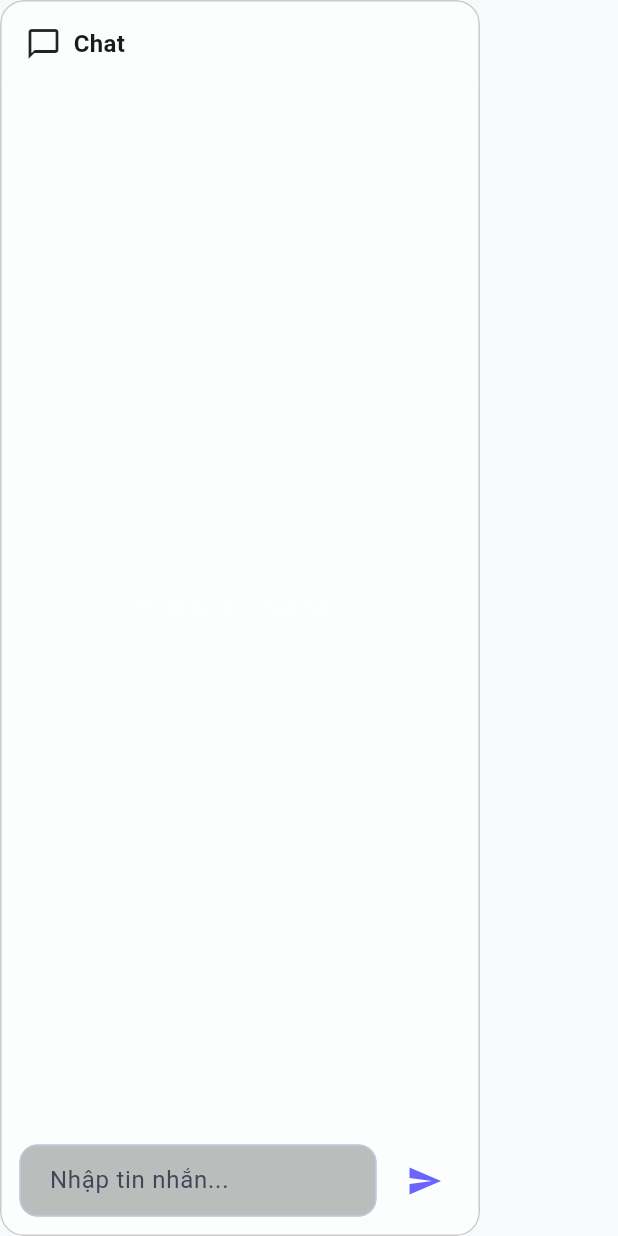
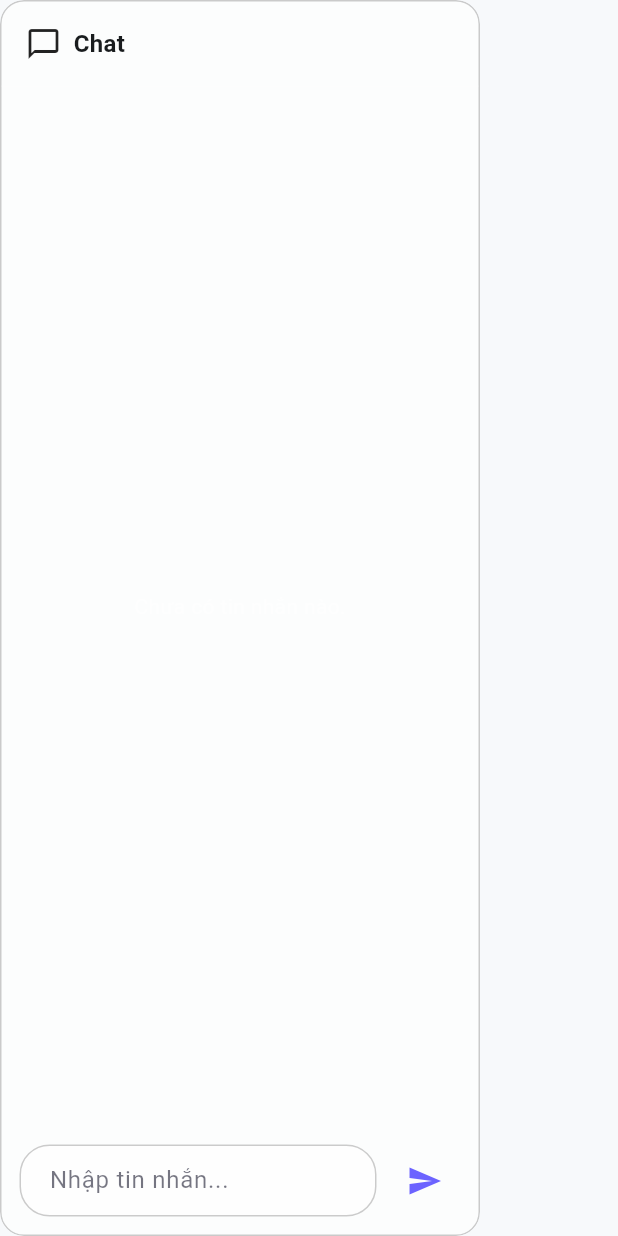
Before and after one commit to cuongceg/DATN_desktop_app, a Flutter app: the ChatPanel widget shown alone on an empty page, opened directly with empty values, on a phone screen of 412 x 824 dp. Run offline on Flutter 3.47's test engine with Material 3 defaults, Android fonts, the phone set to English and light mode, and no system bars; our stand-ins replace data_table_2, dio, flutter_secure_storage, google_generative_ai, lottie, syncfusion_flutter_calendar and 1 more; missing offline and left inert: flutter_quill, flutter_reaction_button, flutter_webrtc, livekit_client, record, sherpa_onnx and 1 more; accounts and stored records are empty; network calls fail.

Commit message:
refactor: improve UI

```diff
--- a/lib/features/session/screens/widgets/chat_panel.dart
+++ b/lib/features/session/screens/widgets/chat_panel.dart
@@ -211,16 +211,37 @@ class _ChatPanelState extends State<ChatPanel> {
                   child: Row(
                     children: [
                       Expanded(
-                        child: TextField(
+                        child: Builder(
+                          builder: (context) {
+                            final isDark = Theme.of(context).brightness == Brightness.dark;
+                            return TextField(
                               controller: _textController,
                               enabled: !chat.isSending,
+                              style: TextStyle(
+                                color: isDark ? GlassTheme.darkText : GlassTheme.lightText,
+                              ),
                               decoration: InputDecoration(
                                 hintText: 'Nhập tin nhắn...',
+                                hintStyle: TextStyle(
+                                  color: isDark ? GlassTheme.darkSubText : GlassTheme.lightSubText,
+                                ),
                                 filled: true,
-                            fillColor: Colors.black26,
+                                fillColor: isDark ? GlassTheme.darkSurface : GlassTheme.lightSurface,
                                 border: OutlineInputBorder(
                                   borderRadius: BorderRadius.circular(20),
-                              borderSide: BorderSide.none,
+                                  borderSide: BorderSide(
+                                    color: isDark ? GlassTheme.darkBorder : GlassTheme.lightBorder,
+                                  ),
+                                ),
+                                enabledBorder: OutlineInputBorder(
+                                  borderRadius: BorderRadius.circular(20),
+                                  borderSide: BorderSide(
+                                    color: isDark ? GlassTheme.darkBorder : GlassTheme.lightBorder,
+                                  ),
+                                ),
+                                focusedBorder: OutlineInputBorder(
+                                  borderRadius: BorderRadius.circular(20),
+                                  borderSide: const BorderSide(color: GlassTheme.accent),
                                 ),
                                 contentPadding: const EdgeInsets.symmetric(
                                   horizontal: 16,
@@ -229,6 +250,8 @@ class _ChatPanelState extends State<ChatPanel> {
                               ),
                               onSubmitted:
                                   chat.isSending ? null : (_) => _send(chat),
+                            );
+                          },
                         ),
                       ),
                       const SizedBox(width: 8),
```
Lines whose indentation alone changed are shown as unchanged.
